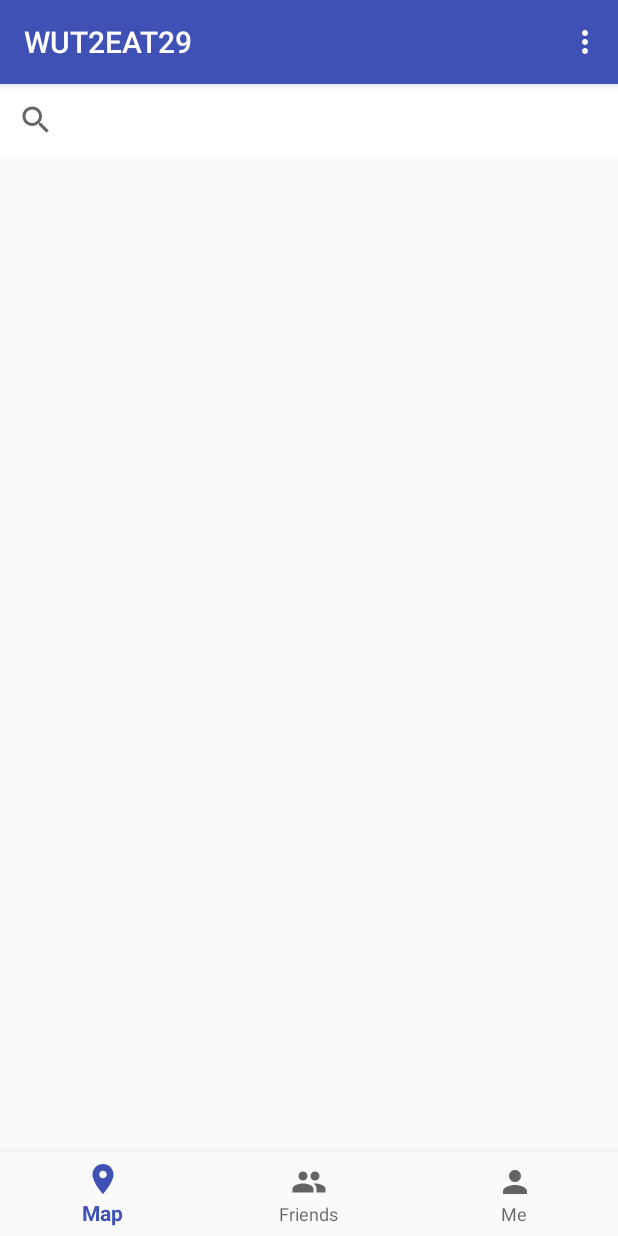
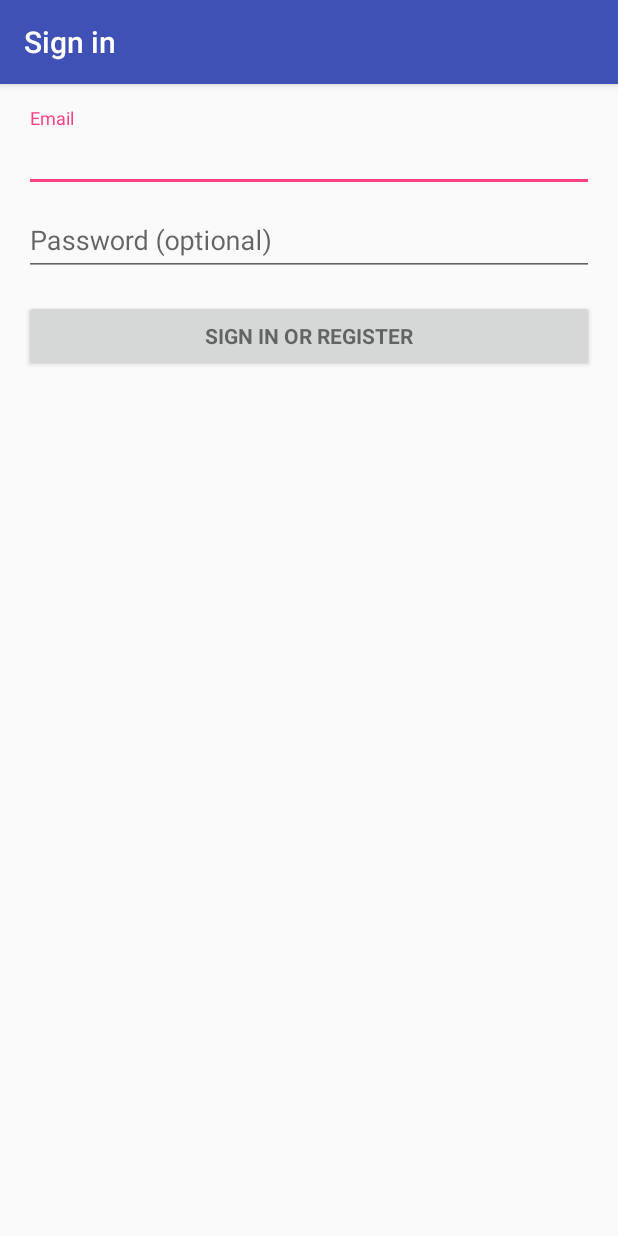
Before and after one commit to LlGOuDaN/WUT2EAT29, an Android app: the screen it shows after launch (MapsActivity before the commit, LoginActivity after it), on a phone screen of 412 x 824 dp. Run offline under Robolectric (Android 15) with nearby library versions, the phone set to English and light mode, and no system bars; 2 statements that could not run were skipped.

Commit message:
4/23/2018

```diff
--- /dev/null
+++ b/Project/app/src/main/java/com/example/l8411/wut2eat29/Activity/LoginActivity.java
@@ -0,0 +1,352 @@
+    package com.example.l8411.wut2eat29.Activity;
+
+    import android.animation.Animator;
+    import android.animation.AnimatorListenerAdapter;
+    import android.annotation.TargetApi;
+    import android.app.LoaderManager.LoaderCallbacks;
+    import android.content.CursorLoader;
+    import android.content.Intent;
+    import android.content.Loader;
+    import android.content.pm.PackageManager;
+    import android.database.Cursor;
+    import android.net.Uri;
+    import android.os.AsyncTask;
+    import android.os.Build;
+    import android.os.Bundle;
+    import android.provider.ContactsContract;
+    import android.support.annotation.NonNull;
+    import android.support.design.widget.Snackbar;
+    import android.support.v7.app.AppCompatActivity;
+    import android.text.TextUtils;
+    import android.view.KeyEvent;
+    import android.view.View;
+    import android.view.View.OnClickListener;
+    import android.view.inputmethod.EditorInfo;
+    import android.widget.ArrayAdapter;
+    import android.widget.AutoCompleteTextView;
+    import android.widget.Button;
+    import android.widget.EditText;
+    import android.widget.TextView;
+
+    import com.example.l8411.wut2eat29.R;
+
+    import java.util.ArrayList;
+    import java.util.List;
+
+    import static android.Manifest.permission.READ_CONTACTS;
+
+/**
+ * A login screen that offers login via email/password.
+ */
+public class LoginActivity extends AppCompatActivity implements LoaderCallbacks<Cursor> {
+
+    /**
+     * Id to identity READ_CONTACTS permission request.
+     */
+    private static final int REQUEST_READ_CONTACTS = 0;
+
+    /**
+     * A dummy authentication store containing known user names and passwords.
+     * TODO: remove after connecting to a real authentication system.
+     */
+    private static final String[] DUMMY_CREDENTIALS = new String[]{
+            "foo@example.com:hello", "bar@example.com:world"
+    };
+    /**
+     * Keep track of the login task to ensure we can cancel it if requested.
+     */
+    private UserLoginTask mAuthTask = null;
+
+    // UI references.
+    private AutoCompleteTextView mEmailView;
+    private EditText mPasswordView;
+    private View mProgressView;
+    private View mLoginFormView;
+
+    @Override
+    protected void onCreate(Bundle savedInstanceState) {
+        super.onCreate(savedInstanceState);
+        setContentView(R.layout.activity_login);
+        // Set up the login form.
+        mEmailView = (AutoCompleteTextView) findViewById(R.id.email);
+        populateAutoComplete();
+
+        mPasswordView = (EditText) findViewById(R.id.password);
+        mPasswordView.setOnEditorActionListener(new TextView.OnEditorActionListener() {
+            @Override
+            public boolean onEditorAction(TextView textView, int id, KeyEvent keyEvent) {
+                if (id == EditorInfo.IME_ACTION_DONE || id == EditorInfo.IME_NULL) {
+                    attemptLogin();
+                    return true;
+                }
+                return false;
+            }
+        });
+
+        Button mEmailSignInButton = (Button) findViewById(R.id.email_sign_in_button);
+        mEmailSignInButton.setOnClickListener(new OnClickListener() {
+            @Override
+            public void onClick(View view) {
+                attemptLogin();
+            }
+        });
+
+        mLoginFormView = findViewById(R.id.login_form);
+        mProgressView = findViewById(R.id.login_progress);
+    }
+
+    private void populateAutoComplete() {
+        if (!mayRequestContacts()) {
+            return;
+        }
+
+        getLoaderManager().initLoader(0, null, this);
+    }
+
+    private boolean mayRequestContacts() {
+        if (Build.VERSION.SDK_INT < Build.VERSION_CODES.M) {
+            return true;
+        }
+        if (checkSelfPermission(READ_CONTACTS) == PackageManager.PERMISSION_GRANTED) {
+            return true;
+        }
+        if (shouldShowRequestPermissionRationale(READ_CONTACTS)) {
+            Snackbar.make(mEmailView, R.string.permission_rationale, Snackbar.LENGTH_INDEFINITE)
+                    .setAction(android.R.string.ok, new View.OnClickListener() {
+                        @Override
+                        @TargetApi(Build.VERSION_CODES.M)
+                        public void onClick(View v) {
+                            requestPermissions(new String[]{READ_CONTACTS}, REQUEST_READ_CONTACTS);
+                        }
+                    });
+        } else {
+            requestPermissions(new String[]{READ_CONTACTS}, REQUEST_READ_CONTACTS);
+        }
+        return false;
+    }
+
+    /**
+     * Callback received when a permissions request has been completed.
+     */
+    @Override
+    public void onRequestPermissionsResult(int requestCode, @NonNull String[] permissions,
+                                           @NonNull int[] grantResults) {
+        if (requestCode == REQUEST_READ_CONTACTS) {
+            if (grantResults.length == 1 && grantResults[0] == PackageManager.PERMISSION_GRANTED) {
+                populateAutoComplete();
+            }
+        }
+    }
+
+
+    /**
+     * Attempts to sign in or register the account specified by the login form.
+     * If there are form errors (invalid email, missing fields, etc.), the
+     * errors are presented and no actual login attempt is made.
+     */
+    private void attemptLogin() {
+        if (mAuthTask != null) {
+            return;
+        }
+
+        // Reset errors.
+        mEmailView.setError(null);
+        mPasswordView.setError(null);
+
+        // Store values at the time of the login attempt.
+        String email = mEmailView.getText().toString();
+        String password = mPasswordView.getText().toString();
+
+        boolean cancel = false;
+        View focusView = null;
+
+        // Check for a valid password, if the user entered one.
+        if (!TextUtils.isEmpty(password) && !isPasswordValid(password)) {
+            mPasswordView.setError(getString(R.string.error_invalid_password));
+            focusView = mPasswordView;
+            cancel = true;
+        }
+
+        // Check for a valid email address.
+        if (TextUtils.isEmpty(email)) {
+            mEmailView.setError(getString(R.string.error_field_required));
+            focusView = mEmailView;
+            cancel = true;
+        } else if (!isEmailValid(email)) {
+            mEmailView.setError(getString(R.string.error_invalid_email));
+            focusView = mEmailView;
+            cancel = true;
+        }
+
+        if (cancel) {
+            // There was an error; don't attempt login and focus the first
+            // form field with an error.
+            focusView.requestFocus();
+        } else {
+            // Show a progress spinner, and kick off a background task to
+            // perform the user login attempt.
+            showProgress(true);
+            mAuthTask = new UserLoginTask(email, password);
+            mAuthTask.execute((Void) null);
+        }
+    }
+
+    private boolean isEmailValid(String email) {
+        //TODO: Replace this with your own logic
+        return email.contains("@");
+    }
+
+    private boolean isPasswordValid(String password) {
+        //TODO: Replace this with your own logic
+        return true;
+    }
+
+    /**
+     * Shows the progress UI and hides the login form.
+     */
+    @TargetApi(Build.VERSION_CODES.HONEYCOMB_MR2)
+    private void showProgress(final boolean show) {
+        // On Honeycomb MR2 we have the ViewPropertyAnimator APIs, which allow
+        // for very easy animations. If available, use these APIs to fade-in
+        // the progress spinner.
+        if (Build.VERSION.SDK_INT >= Build.VERSION_CODES.HONEYCOMB_MR2) {
+            int shortAnimTime = getResources().getInteger(android.R.integer.config_shortAnimTime);
+
+            mLoginFormView.setVisibility(show ? View.GONE : View.VISIBLE);
+            mLoginFormView.animate().setDuration(shortAnimTime).alpha(
+                    show ? 0 : 1).setListener(new AnimatorListenerAdapter() {
+                @Override
+                public void onAnimationEnd(Animator animation) {
+                    mLoginFormView.setVisibility(show ? View.GONE : View.VISIBLE);
+                }
+            });
+
+            mProgressView.setVisibility(show ? View.VISIBLE : View.GONE);
+            mProgressView.animate().setDuration(shortAnimTime).alpha(
+                    show ? 1 : 0).setListener(new AnimatorListenerAdapter() {
+                @Override
+                public void onAnimationEnd(Animator animation) {
+                    mProgressView.setVisibility(show ? View.VISIBLE : View.GONE);
+                }
+            });
+        } else {
+            // The ViewPropertyAnimator APIs are not available, so simply show
+            // and hide the relevant UI components.
+            mProgressView.setVisibility(show ? View.VISIBLE : View.GONE);
+            mLoginFormView.setVisibility(show ? View.GONE : View.VISIBLE);
+        }
+    }
+
+    @Override
+    public Loader<Cursor> onCreateLoader(int i, Bundle bundle) {
+        return new CursorLoader(this,
+                // Retrieve data rows for the device user's 'profile' contact.
+                Uri.withAppendedPath(ContactsContract.Profile.CONTENT_URI,
+                        ContactsContract.Contacts.Data.CONTENT_DIRECTORY), ProfileQuery.PROJECTION,
+
+                // Select only email addresses.
+                ContactsContract.Contacts.Data.MIMETYPE +
+                        " = ?", new String[]{ContactsContract.CommonDataKinds.Email
+                .CONTENT_ITEM_TYPE},
+
+                // Show primary email addresses first. Note that there won't be
+                // a primary email address if the user hasn't specified one.
+                ContactsContract.Contacts.Data.IS_PRIMARY + " DESC");
+    }
+
+    @Override
+    public void onLoadFinished(Loader<Cursor> cursorLoader, Cursor cursor) {
+        List<String> emails = new ArrayList<>();
+        cursor.moveToFirst();
+        while (!cursor.isAfterLast()) {
+            emails.add(cursor.getString(ProfileQuery.ADDRESS));
+            cursor.moveToNext();
+        }
+
+        addEmailsToAutoComplete(emails);
+    }
+
+    @Override
+    public void onLoaderReset(Loader<Cursor> cursorLoader) {
+
+    }
+
+    private void addEmailsToAutoComplete(List<String> emailAddressCollection) {
+        //Create adapter to tell the AutoCompleteTextView what to show in its dropdown list.
+        ArrayAdapter<String> adapter =
+                new ArrayAdapter<>(LoginActivity.this,
+                        android.R.layout.simple_dropdown_item_1line, emailAddressCollection);
+
+        mEmailView.setAdapter(adapter);
+    }
+
+
+    private interface ProfileQuery {
+        String[] PROJECTION = {
+                ContactsContract.CommonDataKinds.Email.ADDRESS,
+                ContactsContract.CommonDataKinds.Email.IS_PRIMARY,
+        };
+
+        int ADDRESS = 0;
+        int IS_PRIMARY = 1;
+    }
+
+    /**
+     * Represents an asynchronous login/registration task used to authenticate
+     * the user.
+     */
+    public class UserLoginTask extends AsyncTask<Void, Void, Boolean> {
+
+        private final String mEmail;
+        private final String mPassword;
+
+        UserLoginTask(String email, String password) {
+            mEmail = email;
+            mPassword = password;
+        }
+
+        @Override
+        protected Boolean doInBackground(Void... params) {
+            // TODO: attempt authentication against a network service.
+
+            try {
+                // Simulate network access.
+                Thread.sleep(2000);
+            } catch (InterruptedException e) {
+                return false;
+            }
+
+            for (String credential : DUMMY_CREDENTIALS) {
+                String[] pieces = credential.split(":");
+                if (pieces[0].equals(mEmail)) {
+                    // Account exists, return true if the password matches.
+                    return pieces[1].equals(mPassword);
+                }
+            }
+
+            // TODO: register the new account here.
+            return true;
+        }
+
+        @Override
+        protected void onPostExecute(final Boolean success) {
+            mAuthTask = null;
+            showProgress(false);
+
+            if (success) {
+               Intent intent = new Intent(LoginActivity.this, MapsActivity.class);
+               startActivity(intent);
+
+            } else {
+                mPasswordView.setError(getString(R.string.error_incorrect_password));
+                mPasswordView.requestFocus();
+            }
+        }
+
+        @Override
+        protected void onCancelled() {
+            mAuthTask = null;
+            showProgress(false);
+        }
+    }
+}
--- /dev/null
+++ b/Project/app/src/main/res/layout/activity_login.xml
@@ -0,0 +1,77 @@
+<LinearLayout xmlns:android="http://schemas.android.com/apk/res/android"
+    xmlns:tools="http://schemas.android.com/tools"
+    android:layout_width="match_parent"
+    android:layout_height="match_parent"
+    android:gravity="center_horizontal"
+    android:orientation="vertical"
+    android:paddingBottom="@dimen/activity_vertical_margin"
+    android:paddingLeft="@dimen/activity_horizontal_margin"
+    android:paddingRight="@dimen/activity_horizontal_margin"
+    android:paddingTop="@dimen/activity_vertical_margin"
+    tools:context="com.example.l8411.wut2eat29.Activity.LoginActivity">
+
+    <!-- Login progress -->
+    <ProgressBar
+        android:id="@+id/login_progress"
+        style="?android:attr/progressBarStyleLarge"
+        android:layout_width="wrap_content"
+        android:layout_height="wrap_content"
+        android:layout_marginBottom="8dp"
+        android:visibility="gone" />
+
+    <ScrollView
+        android:id="@+id/login_form"
+        android:layout_width="match_parent"
+        android:layout_height="match_parent">
+
+        <LinearLayout
+            android:id="@+id/email_login_form"
+            android:layout_width="match_parent"
+            android:layout_height="wrap_content"
+            android:orientation="vertical">
+
+            <android.support.design.widget.TextInputLayout
+                android:layout_width="match_parent"
+                android:layout_height="wrap_content">
+
+                <AutoCompleteTextView
+                    android:id="@+id/email"
+                    android:layout_width="match_parent"
+                    android:layout_height="wrap_content"
+                    android:hint="@string/prompt_email"
+                    android:inputType="textEmailAddress"
+                    android:maxLines="1"
+                    android:singleLine="true" />
+
+            </android.support.design.widget.TextInputLayout>
+
+            <android.support.design.widget.TextInputLayout
+                android:layout_width="match_parent"
+                android:layout_height="wrap_content">
+
+                <EditText
+                    android:id="@+id/password"
+                    android:layout_width="match_parent"
+                    android:layout_height="wrap_content"
+                    android:hint="@string/prompt_password"
+                    android:imeActionId="6"
+                    android:imeActionLabel="@string/action_sign_in_short"
+                    android:imeOptions="actionUnspecified"
+                    android:inputType="textPassword"
+                    android:maxLines="1"
+                    android:singleLine="true" />
+
+            </android.support.design.widget.TextInputLayout>
+
+            <Button
+                android:id="@+id/email_sign_in_button"
+                style="?android:textAppearanceSmall"
+                android:layout_width="match_parent"
+                android:layout_height="wrap_content"
+                android:layout_marginTop="16dp"
+                android:text="@string/action_sign_in"
+                android:textStyle="bold" />
+
+        </LinearLayout>
+    </ScrollView>
+</LinearLayout>
--- a/Project/app/src/main/res/layout/activity_maps.xml
+++ b/Project/app/src/main/res/layout/activity_maps.xml
@@ -15,6 +15,7 @@ android:layout_height="match_parent">
     </android.support.v4.view.ViewPager>
 
     <android.support.v7.widget.SearchView
+        android:visibility="gone"
         android:layout_width="match_parent"
         android:layout_height="wrap_content"
         android:background="@color/colorWhite">
--- a/Project/app/src/main/res/menu/navigation.xml
+++ b/Project/app/src/main/res/menu/navigation.xml
@@ -9,7 +9,8 @@
     <item
         android:id="@+id/navigation_friend"
         android:icon="@drawable/ic_people_black_24dp"
-        android:title="@string/friends" />
+        android:title="@string/friends"
+        />
 
     <item
         android:id="@+id/navigation_profile"
--- a/Project/app/src/main/res/values/strings.xml
+++ b/Project/app/src/main/res/values/strings.xml
@@ -26,4 +26,18 @@
     <string name="search">Search</string>
     <string name="user_id">User ID</string>
     <string name="send_invitation">Send Invitation</string>
+    <string name="title_activity_login">Sign in</string>
+
+    <!-- Strings related to login -->
+    <string name="prompt_email">Email</string>
+    <string name="prompt_password">Password (optional)</string>
+    <string name="action_sign_in">Sign in or register</string>
+    <string name="action_sign_in_short">Sign in</string>
+    <string name="error_invalid_email">This email address is invalid</string>
+    <string name="error_invalid_password">This password is too short</string>
+    <string name="error_incorrect_password">This password is incorrect</string>
+    <string name="error_field_required">This field is required</string>
+    <string name="permission_rationale">"Contacts permissions are needed for providing email
+        completions."
+    </string>
 </resources>
```
Also changed, not shown: Project/app/src/main/AndroidManifest.xml (+9 -1 lines), Project/app/src/main/java/com/example/l8411/wut2eat29/Activity/MapsActivity.java (+20 -24 lines).
